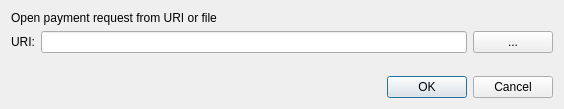
Old version of the form src/qt/forms/openuridialog.ui in the repository BLOCXTECH/BLOCX.
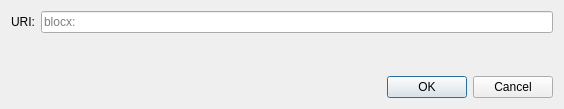
New version of the form. Custom widgets are drawn as their Qt base class.

The edit to the form file:
```diff
--- a/src/qt/forms/openuridialog.ui
+++ b/src/qt/forms/openuridialog.ui
@@ -14,13 +14,6 @@
    <string>Open URI</string>
   </property>
   <layout class="QVBoxLayout" name="verticalLayout">
-   <item>
-    <widget class="QLabel" name="label_2">
-     <property name="text">
-      <string>Open payment request from URI or file</string>
-     </property>
-    </widget>
-   </item>
    <item>
     <layout class="QHBoxLayout" name="horizontalLayout">
      <item>
@@ -31,18 +24,9 @@
       </widget>
      </item>
      <item>
-      <widget class="QValidatedLineEdit" name="uriEdit"/>
-     </item>
-     <item>
-      <widget class="QPushButton" name="selectFileButton">
-       <property name="toolTip">
-        <string>Select payment request file</string>
-       </property>
-       <property name="text">
-        <string notr="true">...</string>
-       </property>
-       <property name="autoDefault">
-        <bool>false</bool>
+      <widget class="QValidatedLineEdit" name="uriEdit">
+       <property name="placeholderText">
+        <string notr="true">blocx:</string>
        </property>
       </widget>
      </item>
```
